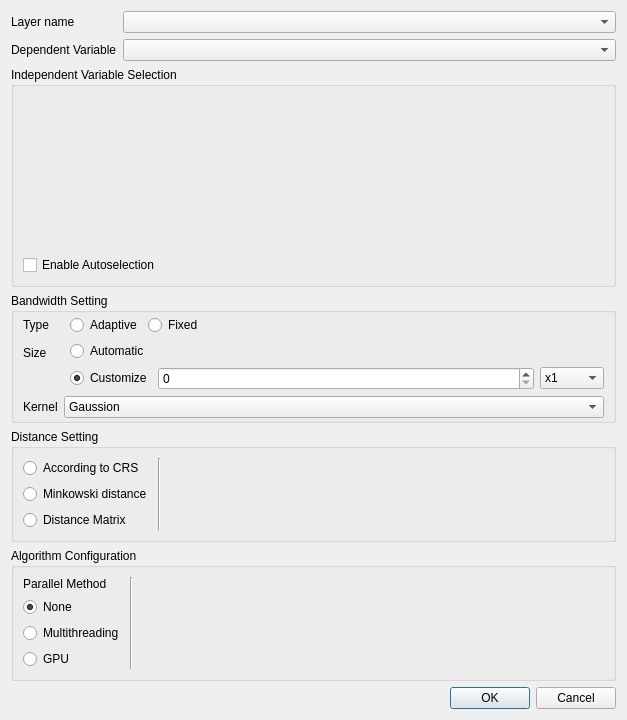
Old version of the form gwmgwroptionsdialog.ui in the repository GWmodel-Lab/GWmodelS.
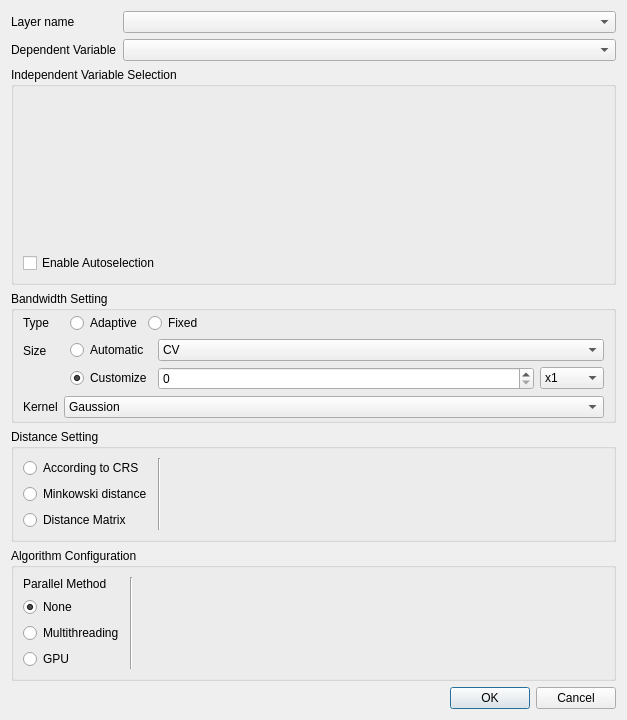
New version of the form. Custom widgets are drawn as their Qt base class.

Diff of the .ui file:
```diff
--- a/gwmgwroptionsdialog.ui
+++ b/gwmgwroptionsdialog.ui
@@ -180,22 +180,6 @@
           </property>
          </widget>
         </item>
-        <item row="0" column="0" colspan="2">
-         <widget class="QRadioButton" name="mBwSizeAutomaticRadio">
-          <property name="sizePolicy">
-           <sizepolicy hsizetype="Preferred" vsizetype="Fixed">
-            <horstretch>0</horstretch>
-            <verstretch>0</verstretch>
-           </sizepolicy>
-          </property>
-          <property name="text">
-           <string>Automatic</string>
-          </property>
-          <property name="checked">
-           <bool>false</bool>
-          </property>
-         </widget>
-        </item>
         <item row="1" column="1">
          <widget class="QStackedWidget" name="mBwSizeSettingStack">
           <property name="currentIndex">
@@ -300,6 +284,36 @@
           </widget>
          </widget>
         </item>
+        <item row="0" column="0">
+         <widget class="QRadioButton" name="mBwSizeAutomaticRadio">
+          <property name="sizePolicy">
+           <sizepolicy hsizetype="Preferred" vsizetype="Fixed">
+            <horstretch>0</horstretch>
+            <verstretch>0</verstretch>
+           </sizepolicy>
+          </property>
+          <property name="text">
+           <string>Automatic</string>
+          </property>
+          <property name="checked">
+           <bool>false</bool>
+          </property>
+         </widget>
+        </item>
+        <item row="0" column="1">
+         <widget class="QComboBox" name="mBwSizeAutomaticApprochCombo">
+          <item>
+           <property name="text">
+            <string>CV</string>
+           </property>
+          </item>
+          <item>
+           <property name="text">
+            <string>AICc</string>
+           </property>
+          </item>
+         </widget>
+        </item>
        </layout>
       </item>
       <item row="2" column="0">
```
